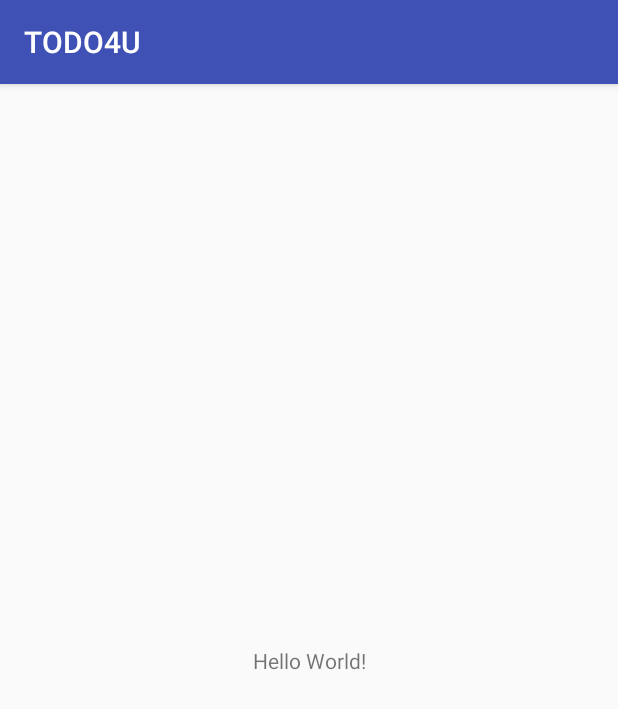
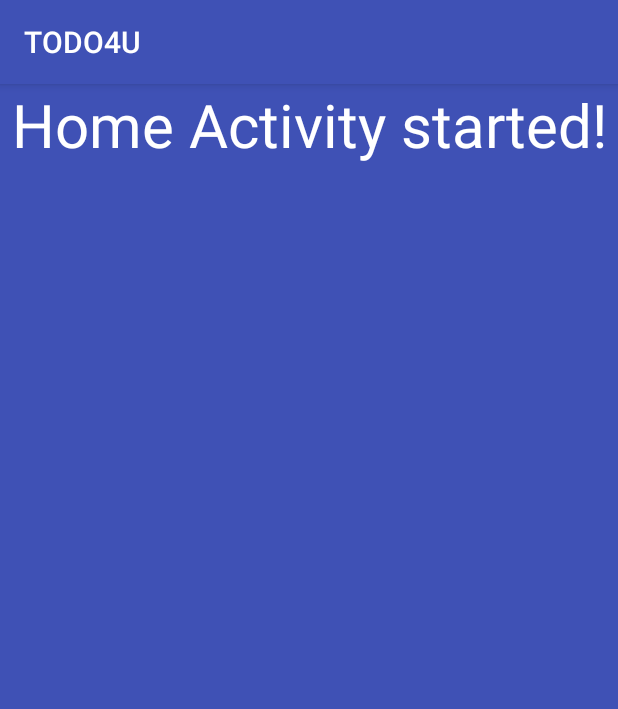
Before and after one commit to jguertl/SWWM, an Android app: the screen it shows after launch (MainActivity before the commit, HomeActivity after it), on a phone screen of 412 x 824 dp. Shown: the top 709 px of the screen. Run offline under Robolectric (Android 15) with nearby library versions, the phone set to English and light mode, and no system bars.

Commit message:
[AK,RW] Add WelcomeScreen and change startView

```diff
--- a/app/src/main/AndroidManifest.xml
+++ b/app/src/main/AndroidManifest.xml
@@ -9,13 +9,14 @@
         android:roundIcon="@mipmap/ic_launcher_round"
         android:supportsRtl="true"
         android:theme="@style/AppTheme">
-        <activity android:name="at.sw2017.todo4u.MainActivity">
+        <activity android:name="at.sw2017.todo4u.WelcomeScreen"> // From this the app starts
             <intent-filter>
                 <action android:name="android.intent.action.MAIN" />
 
                 <category android:name="android.intent.category.LAUNCHER" />
             </intent-filter>
         </activity>
+        <activity android:name="at.sw2017.todo4u.HomeActivity"></activity>
     </application>
 
 </manifest>
--- a/app/src/main/java/at/sw2017/todo4u/MainActivity.java
+++ b/app/src/main/java/at/sw2017/todo4u/HomeActivity.java
@@ -3,11 +3,11 @@ package at.sw2017.todo4u;
 import android.support.v7.app.AppCompatActivity;
 import android.os.Bundle;
 
-public class MainActivity extends AppCompatActivity {
+public class HomeActivity extends AppCompatActivity {
 
     @Override
     protected void onCreate(Bundle savedInstanceState) {
         super.onCreate(savedInstanceState);
-        setContentView(R.layout.activity_main);
+        setContentView(R.layout.activity_home);
     }
 }
--- /dev/null
+++ b/app/src/main/java/at/sw2017/todo4u/WelcomeScreen.java
@@ -0,0 +1,24 @@
+package at.sw2017.todo4u;
+
+import android.content.Intent;
+import android.os.Handler;
+import android.support.v7.app.AppCompatActivity;
+import android.os.Bundle;
+
+public class WelcomeScreen extends AppCompatActivity {
+    private static int SPLASH_TIME_OUT = 4000;
+
+    @Override
+    protected void onCreate(Bundle savedInstanceState) {
+        super.onCreate(savedInstanceState);
+        setContentView(R.layout.activity_welcome_screen);
+        new Handler().postDelayed(new Runnable() {
+            @Override
+            public void run() {
+                Intent homeIntent = new Intent(WelcomeScreen.this, HomeActivity.class);
+                startActivity(homeIntent);
+                finish();
+            }
+        }, SPLASH_TIME_OUT);
+    }
+}
--- a/app/src/main/res/layout/activity_main.xml
+++ b/app/src/main/res/layout/activity_home.xml
@@ -4,12 +4,16 @@
     xmlns:tools="http://schemas.android.com/tools"
     android:layout_width="match_parent"
     android:layout_height="match_parent"
-    tools:context="at.sw2017.todo4u.MainActivity">
+    android:background="@color/colorPrimary"
+    tools:context="at.sw2017.todo4u.HomeActivity">
 
     <TextView
-        android:layout_width="wrap_content"
-        android:layout_height="wrap_content"
-        android:text="Hello World!"
+        android:layout_width="match_parent"
+        android:layout_height="match_parent"
+        android:text="Home Activity started!"
+        android:textAlignment="center"
+        android:textColor="#ffffff"
+        android:textSize="40sp"
         app:layout_constraintBottom_toBottomOf="parent"
         app:layout_constraintLeft_toLeftOf="parent"
         app:layout_constraintRight_toRightOf="parent"
```
Also changed, not shown: app/src/main/res/layout/activity_welcome_screen.xml (added, +21 -0 lines).
